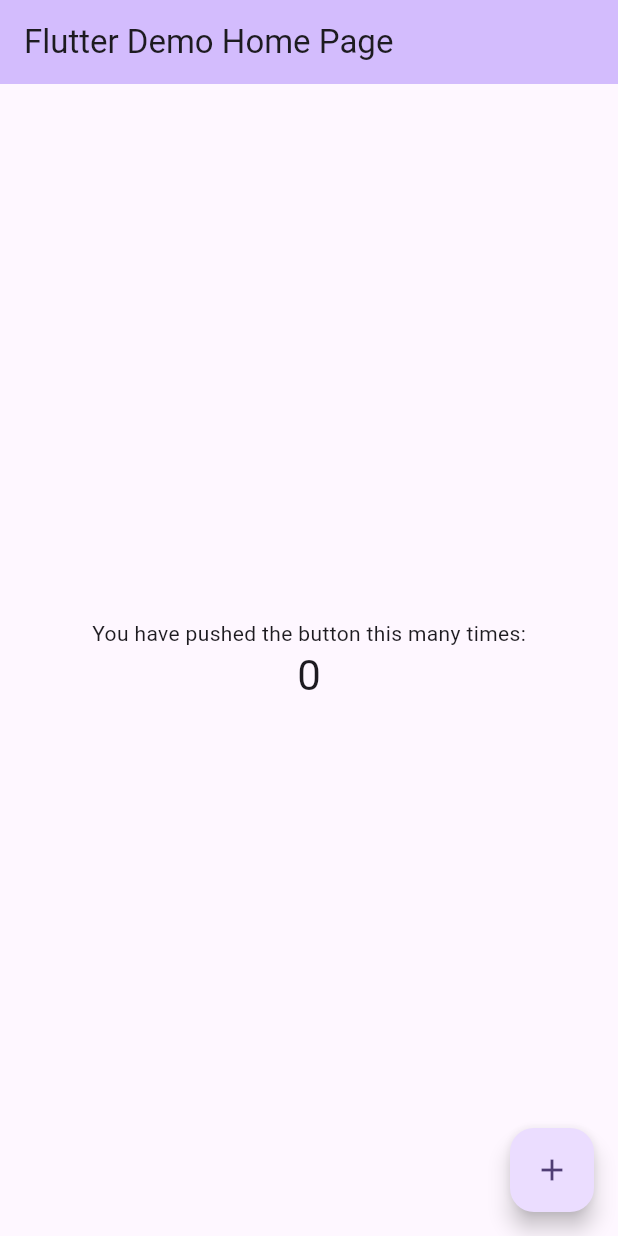
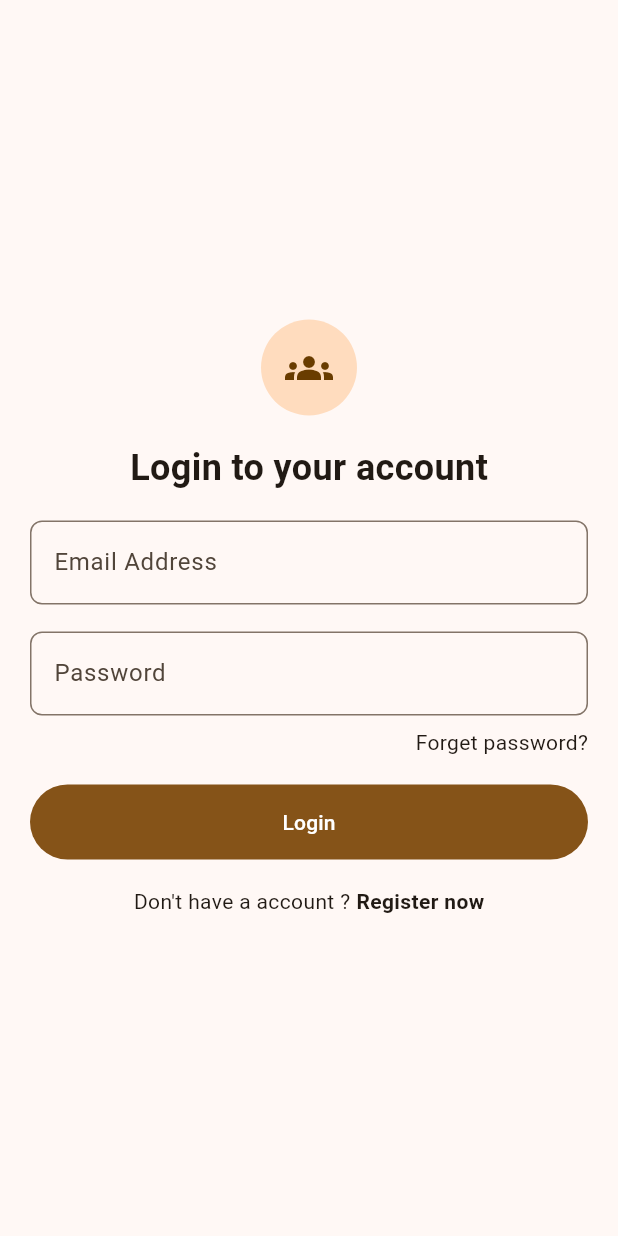
Before and after one commit to gxanshu/ppi_flutter, a Flutter app: the screen it shows after launch, on a phone screen of 412 x 824 dp. Run offline on Flutter 3.47's test engine with Material 2 defaults, Android fonts, the phone set to English and light mode, and no system bars.

Commit message:
added login & signup page

```diff
--- /dev/null
+++ b/lib/components/primary_button.dart
@@ -0,0 +1,19 @@
+import 'package:flutter/material.dart';
+
+class PrimaryButton extends StatelessWidget {
+  final void Function() onPress;
+  final String text;
+  const PrimaryButton({super.key, required this.text, required this.onPress});
+
+  @override
+  Widget build(BuildContext context) {
+    return FilledButton(
+      onPressed: onPress,
+      style: FilledButton.styleFrom(
+        minimumSize: const Size.fromHeight(50),
+        //textStyle: const TextStyle(fontSize: 16, fontWeight: FontWeight.bold),
+      ),
+      child: Text(text),
+    );
+  }
+}
--- /dev/null
+++ b/lib/components/text_input.dart
@@ -0,0 +1,30 @@
+import 'package:flutter/material.dart';
+
+class TextInput extends StatelessWidget {
+  final String placeholder;
+  final bool hideText;
+  final TextEditingController controller;
+  final TextInputType type;
+
+  const TextInput(
+      {super.key,
+      required this.placeholder,
+      required this.hideText,
+      required this.controller,
+      required this.type});
+
+  @override
+  Widget build(BuildContext context) {
+    return TextField(
+      controller: controller,
+      obscureText: hideText,
+      decoration: InputDecoration(
+        border: OutlineInputBorder(
+          borderRadius: BorderRadius.circular(8),
+        ),
+        labelText: placeholder,
+      ),
+      keyboardType: type,
+    );
+  }
+}
--- a/lib/main.dart
+++ b/lib/main.dart
@@ -1,4 +1,5 @@
 import 'package:flutter/material.dart';
+import 'package:ppi/pages/auth/main.dart';
 
 void main() {
   runApp(const MyApp());
@@ -12,114 +13,12 @@ class MyApp extends StatelessWidget {
   Widget build(BuildContext context) {
     return MaterialApp(
       title: 'Flutter Demo',
+      debugShowCheckedModeBanner: false,
       theme: ThemeData(
-        // This is the theme of your application.
-        //
-        // TRY THIS: Try running your application with "flutter run". You'll see
-        // the application has a blue toolbar. Then, without quitting the app,
-        // try changing the seedColor in the colorScheme below to Colors.green
-        // and then invoke "hot reload" (save your changes or press the "hot
-        // reload" button in a Flutter-supported IDE, or press "r" if you used
-        // the command line to start the app).
-        //
-        // Notice that the counter didn't reset back to zero; the application
-        // state is not lost during the reload. To reset the state, use hot
-        // restart instead.
-        //
-        // This works for code too, not just values: Most code changes can be
-        // tested with just a hot reload.
-        colorScheme: ColorScheme.fromSeed(seedColor: Colors.deepPurple),
+        colorSchemeSeed: Colors.orange,
         useMaterial3: true,
       ),
-      home: const MyHomePage(title: 'Flutter Demo Home Page'),
+      home: const LoginOrRegister(),
     );
   }
 }
-
-class MyHomePage extends StatefulWidget {
-  const MyHomePage({super.key, required this.title});
-
-  // This widget is the home page of your application. It is stateful, meaning
-  // that it has a State object (defined below) that contains fields that affect
-  // how it looks.
-
-  // This class is the configuration for the state. It holds the values (in this
-  // case the title) provided by the parent (in this case the App widget) and
-  // used by the build method of the State. Fields in a Widget subclass are
-  // always marked "final".
-
-  final String title;
-
-  @override
-  State<MyHomePage> createState() => _MyHomePageState();
-}
-
-class _MyHomePageState extends State<MyHomePage> {
-  int _counter = 0;
-
-  void _incrementCounter() {
-    setState(() {
-      // This call to setState tells the Flutter framework that something has
-      // changed in this State, which causes it to rerun the build method below
-      // so that the display can reflect the updated values. If we changed
-      // _counter without calling setState(), then the build method would not be
-      // called again, and so nothing would appear to happen.
-      _counter++;
-    });
-  }
-
-  @override
-  Widget build(BuildContext context) {
-    // This method is rerun every time setState is called, for instance as done
-    // by the _incrementCounter method above.
-    //
-    // The Flutter framework has been optimized to make rerunning build methods
-    // fast, so that you can just rebuild anything that needs updating rather
-    // than having to individually change instances of widgets.
-    return Scaffold(
-      appBar: AppBar(
-        // TRY THIS: Try changing the color here to a specific color (to
-        // Colors.amber, perhaps?) and trigger a hot reload to see the AppBar
-        // change color while the other colors stay the same.
-        backgroundColor: Theme.of(context).colorScheme.inversePrimary,
-        // Here we take the value from the MyHomePage object that was created by
-        // the App.build method, and use it to set our appbar title.
-        title: Text(widget.title),
-      ),
-      body: Center(
-        // Center is a layout widget. It takes a single child and positions it
-        // in the middle of the parent.
-        child: Column(
-          // Column is also a layout widget. It takes a list of children and
-          // arranges them vertically. By default, it sizes itself to fit its
-          // children horizontally, and tries to be as tall as its parent.
-          //
-          // Column has various properties to control how it sizes itself and
-          // how it positions its children. Here we use mainAxisAlignment to
-          // center the children vertically; the main axis here is the vertical
-          // axis because Columns are vertical (the cross axis would be
-          // horizontal).
-          //
-          // TRY THIS: Invoke "debug painting" (choose the "Toggle Debug Paint"
-          // action in the IDE, or press "p" in the console), to see the
-          // wireframe for each widget.
-          mainAxisAlignment: MainAxisAlignment.center,
-          children: <Widget>[
-            const Text(
-              'You have pushed the button this many times:',
-            ),
-            Text(
-              '$_counter',
-              style: Theme.of(context).textTheme.headlineMedium,
-            ),
-          ],
-        ),
-      ),
-      floatingActionButton: FloatingActionButton(
-        onPressed: _incrementCounter,
-        tooltip: 'Increment',
-        child: const Icon(Icons.add),
-      ), // This trailing comma makes auto-formatting nicer for build methods.
-    );
-  }
-}
--- /dev/null
+++ b/lib/pages/auth/login.dart
@@ -0,0 +1,75 @@
+import 'package:flutter/material.dart';
+import 'package:ppi/components/primary_button.dart';
+import 'package:ppi/components/text_input.dart';
+
+class LoginScreen extends StatelessWidget {
+  void Function() onTap;
+  LoginScreen({super.key, required this.onTap});
+
+  TextEditingController email = TextEditingController();
+  TextEditingController password = TextEditingController();
+
+  @override
+  Widget build(BuildContext context) {
+    return Scaffold(
+        body: Padding(
+      padding: const EdgeInsets.all(20),
+      child: Center(
+        child: Column(
+          mainAxisAlignment: MainAxisAlignment.center,
+          children: [
+            const CircleAvatar(
+              radius: 32,
+              child: Icon(
+                Icons.groups,
+                size: 32,
+              ),
+            ),
+            const SizedBox(height: 18),
+            const Text(
+              "Login to your account",
+              style: TextStyle(fontWeight: FontWeight.bold, fontSize: 24),
+            ),
+            const SizedBox(height: 18),
+            TextInput(
+                placeholder: "Email Address",
+                hideText: false,
+                controller: email,
+                type: TextInputType.emailAddress),
+            const SizedBox(height: 18),
+            TextInput(
+                placeholder: "Password",
+                hideText: true,
+                controller: password,
+                type: TextInputType.visiblePassword),
+            const SizedBox(height: 8),
+            const Row(
+              mainAxisAlignment: MainAxisAlignment.end,
+              children: [Text("Forget password?")],
+            ),
+            const SizedBox(height: 18),
+            PrimaryButton(
+              text: "Login",
+              onPress: () {},
+            ),
+            const SizedBox(height: 18),
+            Row(
+              mainAxisAlignment: MainAxisAlignment.center,
+              children: [
+                const Text("Don't have a account ?"),
+                const SizedBox(width: 4),
+                GestureDetector(
+                  onTap: onTap,
+                  child: const Text(
+                    "Register now",
+                    style: TextStyle(fontWeight: FontWeight.bold),
+                  ),
+                )
+              ],
+            )
+          ],
+        ),
+      ),
+    ));
+  }
+}
--- /dev/null
+++ b/lib/pages/auth/main.dart
@@ -0,0 +1,30 @@
+import 'package:flutter/material.dart';
+import 'package:ppi/pages/auth/login.dart';
+import 'package:ppi/pages/auth/register.dart';
+
+class LoginOrRegister extends StatefulWidget {
+	const LoginOrRegister({super.key});
+
+	@override
+	State<LoginOrRegister> createState() => _LoginOrRegisterState();
+}
+
+class _LoginOrRegisterState extends State<LoginOrRegister> {
+
+	bool showLoginPage = true;
+
+	void togglePages(){
+		setState(() {
+			showLoginPage = !showLoginPage;
+		});
+	}
+
+	@override
+	Widget build(BuildContext context){
+		if(showLoginPage){
+			return LoginScreen(onTap: togglePages);
+		} else {
+			return RegisterPage(onTap: togglePages);
+		}
+	}
+}
--- a/pubspec.yaml
+++ b/pubspec.yaml
@@ -35,6 +35,7 @@ dependencies:
   # The following adds the Cupertino Icons font to your application.
   # Use with the CupertinoIcons class for iOS style icons.
   cupertino_icons: ^1.0.2
+  image_picker: ^1.0.4
 
 dev_dependencies:
   flutter_test:
```
Also changed, not shown: lib/components/form_text_input.dart (added, +32 -0 lines), lib/pages/auth/register.dart (added, +130 -0 lines), pubspec.lock, 5 other files.
